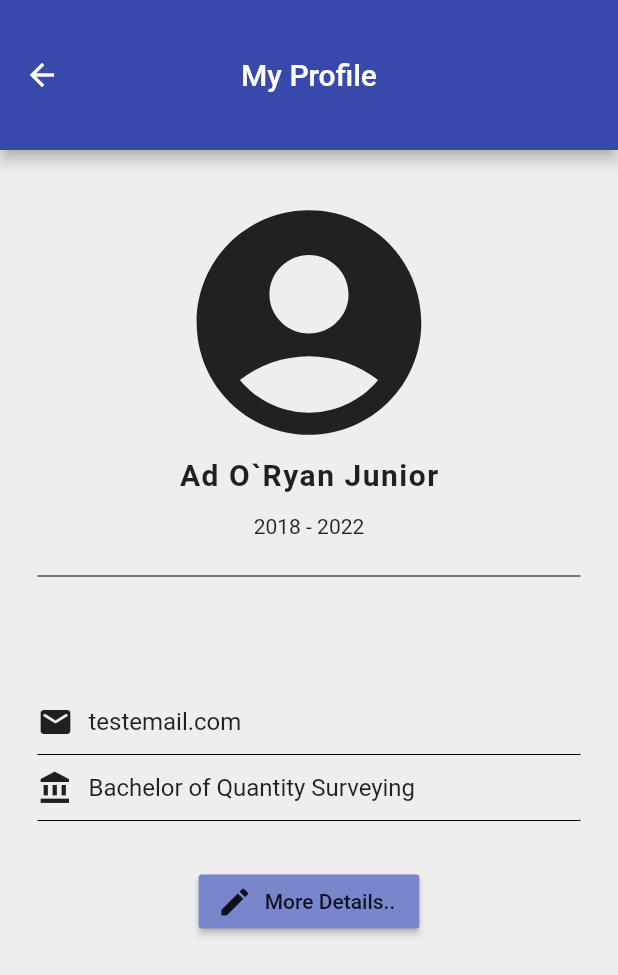
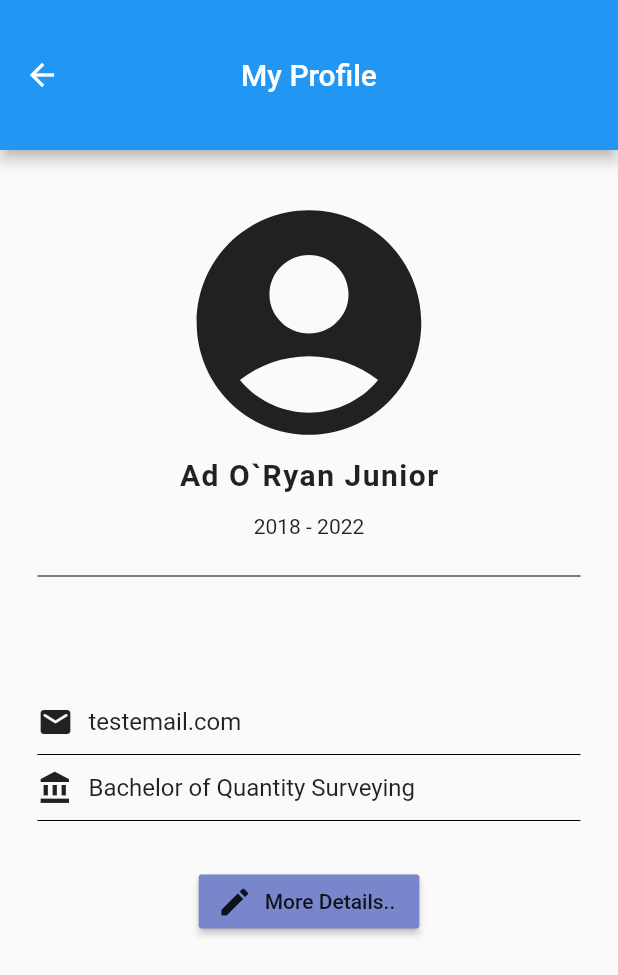
Before and after one commit to poorbugger/FABU-UTM-Alumni-Management-Mobile-System-Team-1, a Flutter app: the Landing screen opened by its route, after a tap on "My Profile", on a phone screen of 412 x 824 dp. Shown: the top 975 px of the screen. Run offline on Flutter 3.47's test engine with Material 2 defaults, Android fonts, the phone set to English and light mode, and no system bars; our stand-ins replace dio, flutter_spinkit, flutter_svg, shared_preferences; accounts and stored records are empty; network calls fail.

```diff
--- a/lib/landing_page.dart
+++ b/lib/landing_page.dart
@@ -10,11 +10,24 @@ class Landing extends StatefulWidget {
 
 }
 
-class _LandingState extends State<Landing>
-{
+class _LandingState extends State<Landing> {
+  //final Map alumni;
+  //Landing({this.alumni})
+  //override
+  //initstate{
+  // checkLoginStatus();
+  // }
+  // checkLoginStatus() async{
+  //   SharedPreferences sharedPreferences= await SharedPreferences.getInstance();
+  //   if(sharedPreferences.getString("user")==null)
+  //   {
+  //     Navigator.of(context).pushAndRemoveUntil(MaterialPageRoute(builder: (BuildContext context) => LoginPage()), (Route<dynamic> route) => false);
+  //   }
+  // }
+
+
   @override
   Widget build(BuildContext context) {
-
     var size = MediaQuery.of(context).size;
 
     var cardTextStyle = TextStyle(fontFamily: "Montserrat Regular", fontSize: 14, color: Color.fromRGBO(63, 63, 63, 1));
@@ -57,7 +70,9 @@ class _LandingState extends State<Landing>
                           mainAxisAlignment: MainAxisAlignment.center,
                           crossAxisAlignment: CrossAxisAlignment.start,
                           children: <Widget>[
+                            //Text(alumni['alumniName'], style: TextStyle(...)),
                             Text('John', style: TextStyle(fontFamily: 'Montserrat Medium', color: Colors.white, fontSize:20),),
+                            //Text(alumni['batchNo']),
                             Text('432434'),
                           ],
                         ),
@@ -75,6 +90,10 @@ class _LandingState extends State<Landing>
                         GestureDetector(
                           onTap: () {
                             Navigator.pushNamed(context, '/viewprofile');
+                            // Navigator.of(context).pushAndRemoveUntil(
+                            //             MaterialPageRoute(builder:
+                            //                 (BuildContext context) => Profile(alumni: alumni)), (Route<dynamic> route) => false);
+
                           },
                           child: Card(
                             shape: RoundedRectangleBorder(
@@ -144,7 +163,7 @@ class _LandingState extends State<Landing>
                               mainAxisAlignment: MainAxisAlignment.center,
                               children: <Widget>[
                                 SvgPicture.network(
-                                  'https://www.flaticon.com/svg/vstatic/svg/1256/1256650.svg?token=exp=1611552220~hmac=e0b21148559e564b42a3415f9ac42fdc', height: 128,),
+                                  'https://image.flaticon.com/icons/svg/1256/1256650.svg', height: 128,),
                                 Text('Connect with others', style: cardTextStyle,)
                               ],
                             ),
--- a/lib/profile/view_alumni_profile.dart
+++ b/lib/profile/view_alumni_profile.dart
@@ -6,6 +6,8 @@ class ViewAlumniProfile extends StatefulWidget {
 }
 
 class _ViewAlumniProfileState extends State<ViewAlumniProfile> {
+  //final Map alumni;
+  //ViewAlumniProfile({this.alumni});
   @override
   Widget build(BuildContext context) {
     return Scaffold(
--- a/lib/profile/view_profile.dart
+++ b/lib/profile/view_profile.dart
@@ -7,14 +7,15 @@ class Profile extends StatefulWidget {
 }
 
 class _ProfileState extends State<Profile> {
+//final Map alumni;
+// ProfileState({this.alumni});
 
 
   @override
   Widget build(BuildContext context) {
     return Scaffold(
-      backgroundColor: Colors.grey[200],
       appBar: AppBar(
-        backgroundColor: Colors.indigo[600],
+        backgroundColor: Colors.blue,
         toolbarHeight: 100.0,
         title: Text('My Profile'),
         centerTitle: true,
@@ -32,6 +33,7 @@ class _ProfileState extends State<Profile> {
               ),
             ),
             Text(
+              //alumni['alumniName'],
               'Ad O`Ryan Junior',
               style: TextStyle(
                 fontSize: 20,
@@ -40,6 +42,7 @@ class _ProfileState extends State<Profile> {
               ),
             ),
             SizedBox(height: 15,),
+            //alumni['graduateYear']
             Text('2018 - 2022'),
             Divider(
               color: Colors.black,
@@ -51,6 +54,7 @@ class _ProfileState extends State<Profile> {
                 Icon(Icons.email_rounded),
                 SizedBox(width: 10,),
                 Text(
+                  //alumni['alumniEmail']
                     'testemail.com',
                     style: TextStyle(
                       fontWeight: FontWeight.w400,
@@ -69,6 +73,7 @@ class _ProfileState extends State<Profile> {
                 Icon(Icons.account_balance_sharp),
                 SizedBox(width: 10),
                 Text(
+                  //alumniDegree
                   'Bachelor of Quantity Surveying',
                   style: TextStyle(
                     fontWeight: FontWeight.w400,
@@ -86,6 +91,10 @@ class _ProfileState extends State<Profile> {
                 color: Colors.indigo[300],
                 onPressed: () {
                   Navigator.pushNamed(context, '/viewalumniprofile');
+                  // Navigator.of(context).pushAndRemoveUntil(
+                  //             MaterialPageRoute(builder:
+                  //                 (BuildContext context) => ViewAlumniProfile(alumni: alumni)), (Route<dynamic> route) => false);
+
                 },
                 icon: Icon(Icons.edit),
                 label: Text('More Details..'))
```
Also changed, not shown: lib/auth/login.dart (+16 -1 lines), lib/profile/view_all_alumni.dart (+4 -3 lines).
